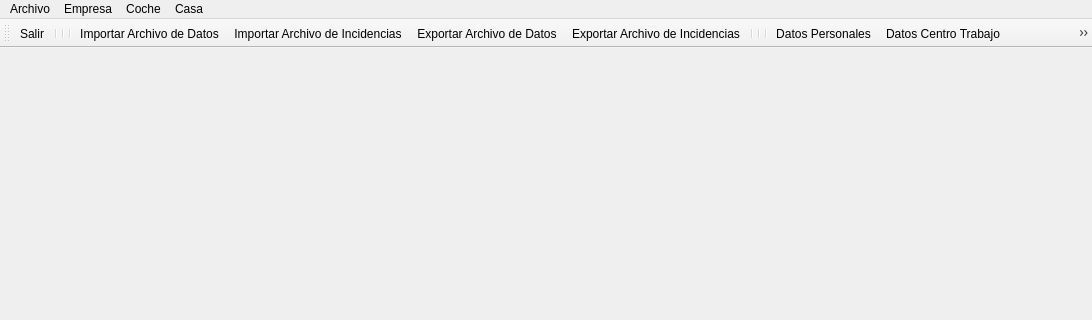
Qt form GesNomCas/mainwindow.ui (BertoSoft/GesNomCas) before a commit; both pictures show x 0 to 1092 and y 0 to 320 of the 1092 by 658 pixel window.
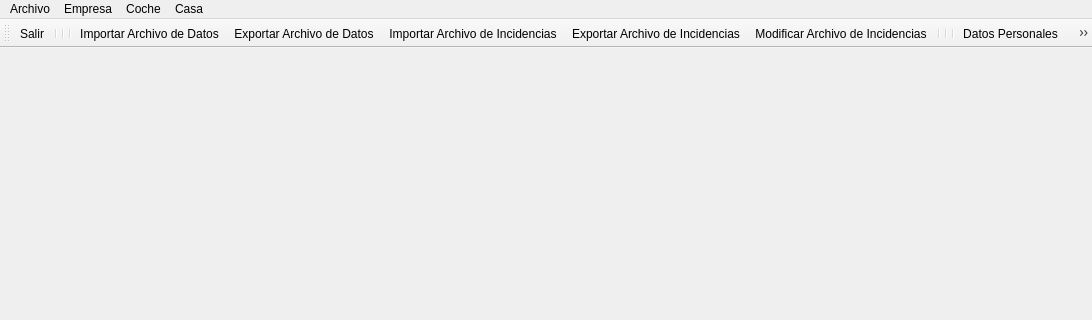
The same form after that commit. Icons and pictures are not drawn.

```diff
--- a/GesNomCas/mainwindow.ui
+++ b/GesNomCas/mainwindow.ui
@@ -80,9 +80,10 @@
    <addaction name="separator"/>
    <addaction name="separator"/>
    <addaction name="actionImportar_Archivo_de_Datos"/>
-   <addaction name="actionImportar_Archivo_de_Incidencias"/>
    <addaction name="actionExportar_Archivo_de_Datos"/>
+   <addaction name="actionImportar_Archivo_de_Incidencias"/>
    <addaction name="actionExportar_Archivo_de_Incidencias"/>
+   <addaction name="actionModificar_Incidencias"/>
    <addaction name="separator"/>
    <addaction name="separator"/>
    <addaction name="separator"/>
@@ -94,6 +95,7 @@
    <addaction name="actionRegistro_Vacaciones"/>
    <addaction name="actionCalendario_Laboral"/>
    <addaction name="actionCrear_N_mina"/>
+   <addaction name="actionCargar_Nomina"/>
   </widget>
   <action name="actionSalir">
    <property name="icon">
@@ -212,6 +214,24 @@
     <string>Crear Nómina</string>
    </property>
   </action>
+  <action name="actionCargar_Nomina">
+   <property name="icon">
+    <iconset resource="imagenes/imagenes.qrc">
+     <normaloff>:/abrir.jpeg</normaloff>:/abrir.jpeg</iconset>
+   </property>
+   <property name="text">
+    <string>Cargar Nomina</string>
+   </property>
+  </action>
+  <action name="actionModificar_Incidencias">
+   <property name="icon">
+    <iconset resource="imagenes/imagenes.qrc">
+     <normaloff>:/modificarbd.png</normaloff>:/modificarbd.png</iconset>
+   </property>
+   <property name="text">
+    <string>Modificar Archivo de Incidencias</string>
+   </property>
+  </action>
  </widget>
  <resources>
   <include location="imagenes/imagenes.qrc"/>
```
Left out of the diff: 60 changed lines with no effect on the pictures.
